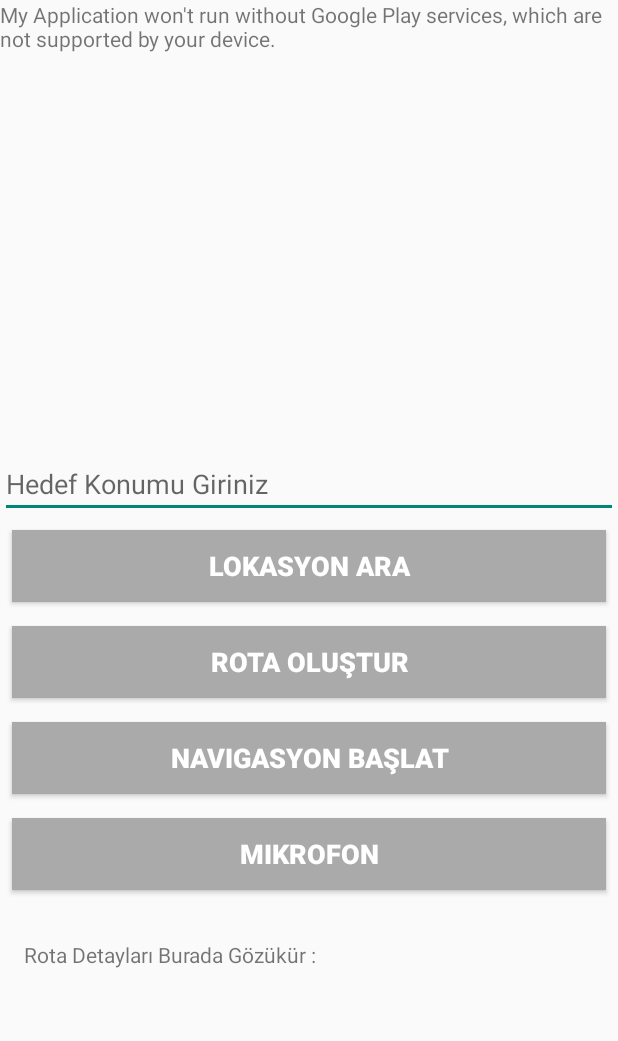
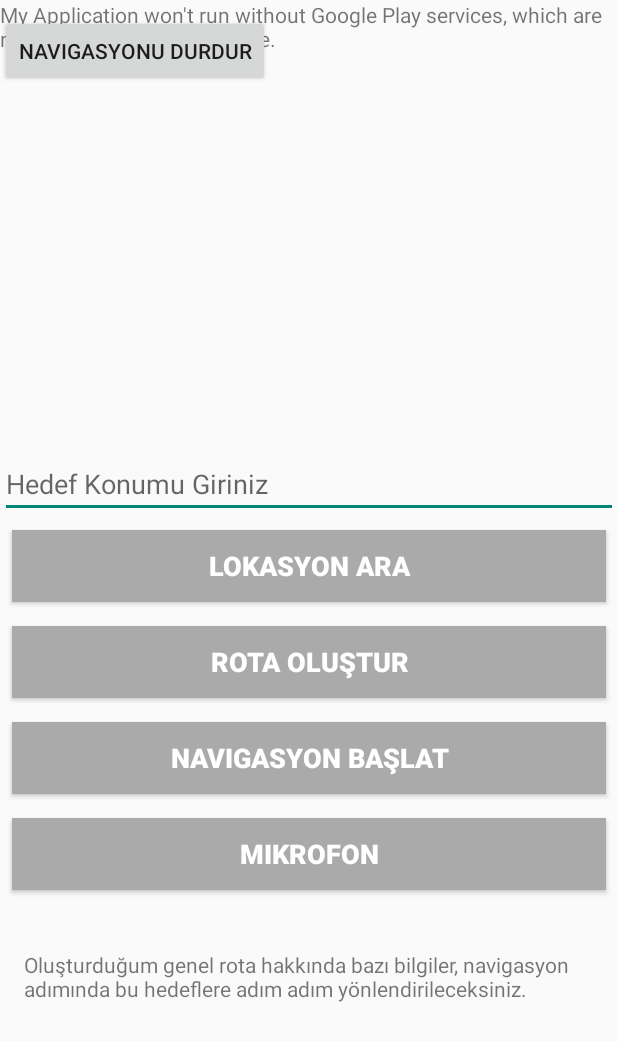
Before and after one commit to AndacAkyuz/Akilli-Durak-Navigasyon-ve-Sesli-Yonlendirme-Sistemi, an Android app built with Jetpack Compose: the screen it shows after launch (MapsActivity), on a phone screen of 412 x 824 dp. Shown: the top 1041 px of the screen. Run offline under Robolectric (Android 15) with nearby library versions, the light colour scheme and no system bars; libraries missing offline, so code that uses them is left out: com.google.maps.android; 2 statements that could not run were skipped.

Commit message:
Kaynak Dosyaları Yüklendi

```diff
--- a/app/src/main/res/layout/activity_maps.xml
+++ b/app/src/main/res/layout/activity_maps.xml
@@ -46,10 +46,10 @@
         android:id="@+id/routeDetails"
         android:layout_width="match_parent"
         android:layout_height="wrap_content"
-        android:layout_below="@id/startNavigationButton"
-        android:layout_marginTop="73dp"
+        android:layout_below="@id/talkToPush"
+        android:layout_marginTop="16dp"
         android:padding="16dp"
-        android:text="Rota Detayları Burada Gözükür : " />
+        android:text="Oluşturduğum genel rota hakkında bazı bilgiler, navigasyon adımında bu hedeflere adım adım yönlendirileceksiniz." />
 
     <Button
         android:id="@+id/talkToPush"
@@ -60,4 +60,13 @@
         android:layout_marginTop="77dp"
         android:text="Mikrofon" />
 
+    <Button
+        android:id="@+id/stopNavigationButton"
+        android:layout_width="wrap_content"
+        android:layout_height="wrap_content"
+        android:text="Navigasyonu Durdur"
+        android:layout_marginTop="10dp"
+        android:onClick="stopNavigation"/>
+
+
 </RelativeLayout>
```
Also changed, not shown: app/src/main/java/com/example/myapplication/MapsActivity.kt (+64 -18 lines).
